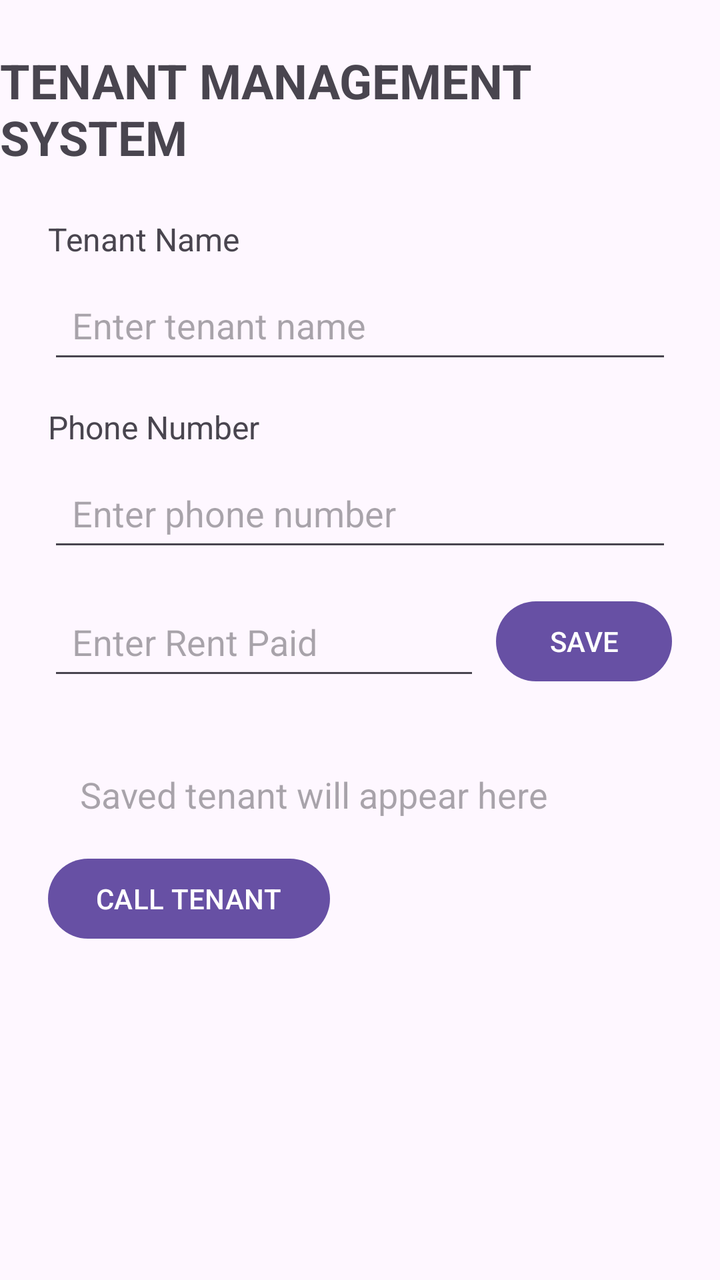
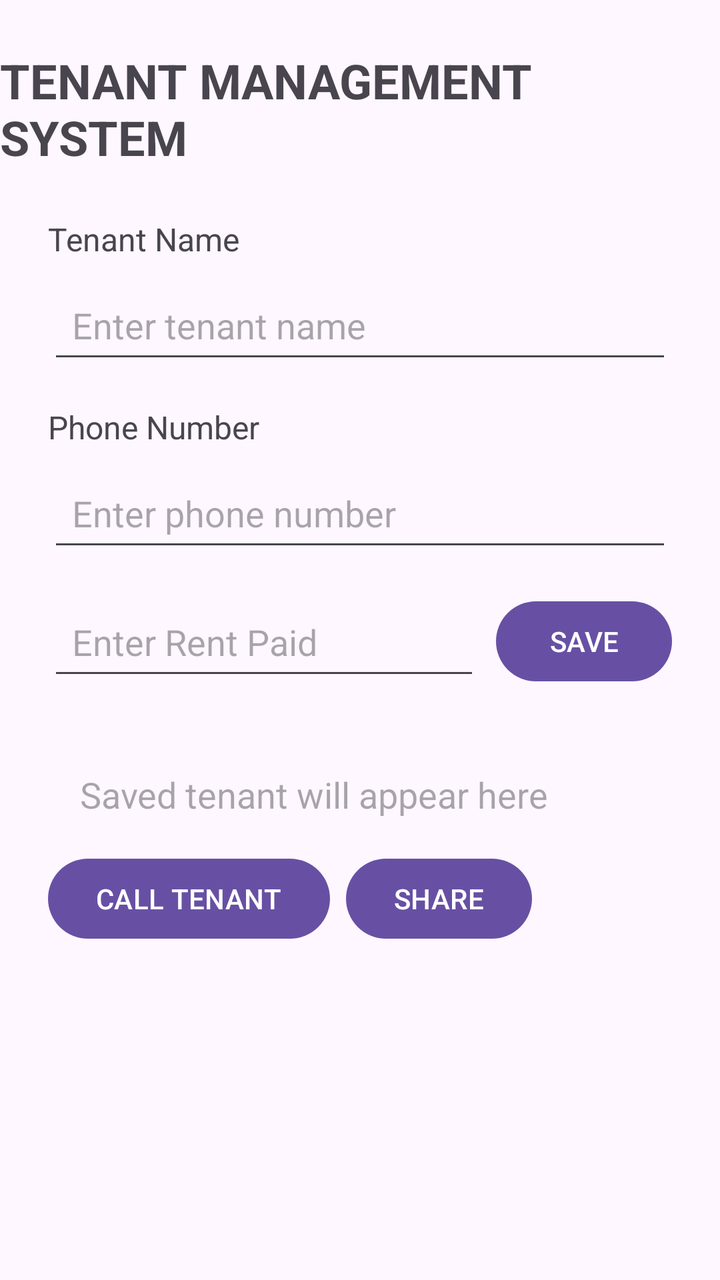

Before-and-after screenshots of an Android layout around one commit, followed by the original layout XML and the change that was made.
<!-- AndroidManifest.xml: application theme Theme.TenantManagementSystem -->
<!-- res/layout/activity_main.xml -->
<?xml version="1.0" encoding="utf-8"?>
<layout xmlns:android="http://schemas.android.com/apk/res/android"
    xmlns:app="http://schemas.android.com/apk/res-auto">

    <data>
        <variable
            name="tenant"
            type="com.example.tenantmanagementsystem.Tenant" />
    </data>

    <androidx.constraintlayout.widget.ConstraintLayout
        android:layout_width="match_parent"
        android:layout_height="match_parent">

        <TextView
            android:id="@+id/titleTextView"
            android:layout_width="wrap_content"
            android:layout_height="wrap_content"
            android:text="TENANT MANAGEMENT SYSTEM"
            android:textSize="24sp"
            android:textStyle="bold"
            android:layout_marginTop="24dp"
            app:layout_constraintTop_toTopOf="parent"
            app:layout_constraintStart_toStartOf="parent"
            app:layout_constraintEnd_toEndOf="parent" />

        <TextView
            android:id="@+id/tenantNameLabel"
            android:layout_width="wrap_content"
            android:layout_height="wrap_content"
            android:text="Tenant Name"
            android:textSize="16sp"
            android:layout_marginTop="24dp"
            android:layout_marginStart="24dp"
            app:layout_constraintTop_toBottomOf="@id/titleTextView"
            app:layout_constraintStart_toStartOf="parent" />

        <EditText
            android:id="@+id/tenantNameEditText"
            android:layout_width="0dp"
            android:layout_height="wrap_content"
            android:hint="Enter tenant name"
            android:minHeight="48dp"
            android:padding="12dp"
            android:layout_marginTop="8dp"
            android:layout_marginStart="24dp"
            android:layout_marginEnd="24dp"
            app:layout_constraintTop_toBottomOf="@id/tenantNameLabel"
            app:layout_constraintStart_toStartOf="parent"
            app:layout_constraintEnd_toEndOf="parent" />

        <TextView
            android:id="@+id/phoneLabel"
            android:layout_width="wrap_content"
            android:layout_height="wrap_content"
            android:text="Phone Number"
            android:textSize="16sp"
            android:layout_marginTop="16dp"
            android:layout_marginStart="24dp"
            app:layout_constraintTop_toBottomOf="@id/tenantNameEditText"
            app:layout_constraintStart_toStartOf="parent" />

        <EditText
            android:id="@+id/phoneEditText"
            android:layout_width="0dp"
            android:layout_height="wrap_content"
            android:hint="Enter phone number"
            android:inputType="phone"
            android:minHeight="48dp"
            android:padding="12dp"
            android:layout_marginTop="8dp"
            android:layout_marginStart="24dp"
            android:layout_marginEnd="24dp"
            app:layout_constraintTop_toBottomOf="@id/phoneLabel"
            app:layout_constraintStart_toStartOf="parent"
            app:layout_constraintEnd_toEndOf="parent" />

        <EditText
            android:id="@+id/rentEditText"
            android:layout_width="0dp"
            android:layout_height="wrap_content"
            android:hint="Enter Rent Paid"
            android:inputType="numberDecimal"
            android:minHeight="48dp"
            android:padding="12dp"
            android:layout_marginStart="24dp"
            android:layout_marginTop="16dp"
            android:layout_marginEnd="8dp"
            app:layout_constraintTop_toBottomOf="@id/phoneEditText"
            app:layout_constraintStart_toStartOf="parent"
            app:layout_constraintEnd_toStartOf="@id/saveButton" />

        <Button
            android:id="@+id/saveButton"
            android:layout_width="wrap_content"
            android:layout_height="wrap_content"
            android:text="SAVE"
            android:layout_marginEnd="24dp"
            app:layout_constraintTop_toTopOf="@id/rentEditText"
            app:layout_constraintEnd_toEndOf="parent" />

        <TextView
            android:id="@+id/tenantResultTextView"
            android:layout_width="0dp"
            android:layout_height="wrap_content"
            android:text="@{tenant.summary()}"
            android:hint="Saved tenant will appear here"            android:textSize="18sp"
            android:padding="16dp"
            android:layout_margin="24dp"
            app:layout_constraintTop_toBottomOf="@id/rentEditText"
            app:layout_constraintStart_toStartOf="parent"
            app:layout_constraintEnd_toEndOf="parent" />

        <Button
            android:id="@+id/callButton"
            android:layout_width="wrap_content"
            android:layout_height="wrap_content"
            android:text="CALL TENANT"
            android:layout_marginStart="24dp"
            app:layout_constraintTop_toBottomOf="@id/tenantResultTextView"
            app:layout_constraintStart_toStartOf="parent" />

    </androidx.constraintlayout.widget.ConstraintLayout>
</layout>
<!-- resources referenced by this layout -->
<resources>
  <style name="Theme.TenantManagementSystem" parent="Base.Theme.TenantManagementSystem" />
  <style name="Base.Theme.TenantManagementSystem" parent="Theme.Material3.DayNight.NoActionBar">
          
          
      </style>
</resources>

<!-- the commit's change to res/layout/activity_main.xml (unified diff, before → after) -->
@@ -120,5 +120,14 @@
             app:layout_constraintTop_toBottomOf="@id/tenantResultTextView"
             app:layout_constraintStart_toStartOf="parent" />
 
+        <Button
+            android:id="@+id/shareButton"
+            android:layout_width="wrap_content"
+            android:layout_height="wrap_content"
+            android:text="SHARE"
+            android:layout_marginStart="8dp"
+            app:layout_constraintTop_toTopOf="@id/callButton"
+            app:layout_constraintStart_toEndOf="@id/callButton" />
+
     </androidx.constraintlayout.widget.ConstraintLayout>
 </layout>
